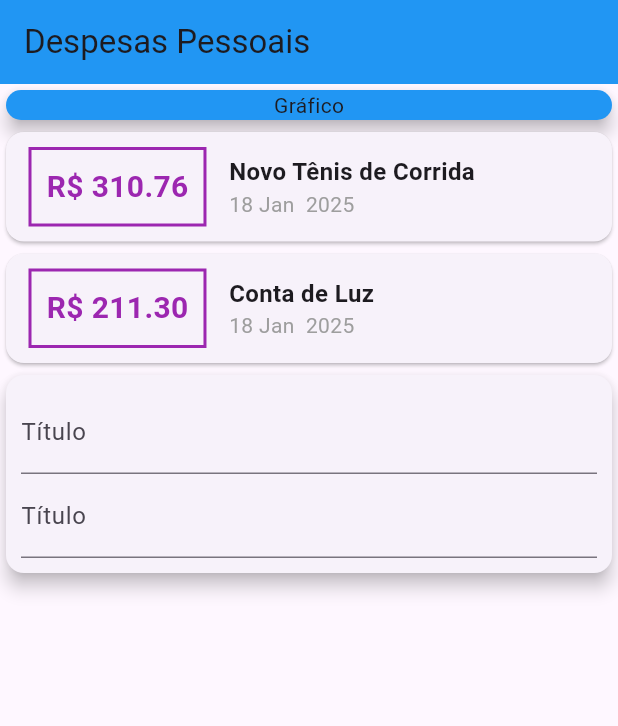
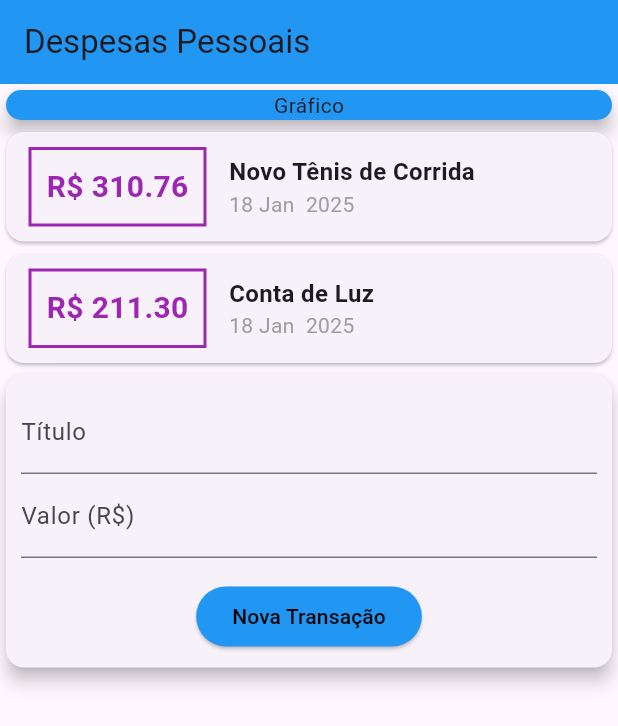
Before and after one commit to aguustinn/Aplicativo-de-Despesas, a Flutter app: the screen it shows after launch, on a phone screen of 412 x 824 dp. Shown: the top 726 px of the screen. Run offline on Flutter 3.47's test engine with Material 3 defaults, Android fonts, the phone set to English and light mode, and no system bars.

Commit message:
Adionando botão para o usuário, fazer uma nova transação

```diff
--- a/lib/main.dart
+++ b/lib/main.dart
@@ -106,9 +106,27 @@ class HomePage extends StatelessWidget {
                   ),
                   TextField(
                     decoration: InputDecoration(
-                      labelText: 'Título',
+                      labelText: 'Valor (R\$)',
                     ),
                   ),
+                  Row(
+                    mainAxisAlignment: MainAxisAlignment.center,
+                    children: [
+                      Container(
+                        margin: EdgeInsets.only(top: 15),
+                        child: ElevatedButton(
+                          style: ButtonStyle(
+                              backgroundColor:
+                                  WidgetStatePropertyAll(Colors.blue)),
+                          child: Text(
+                            'Nova Transação',
+                            style: TextStyle(color: Colors.black),
+                          ),
+                          onPressed: () {},
+                        ),
+                      ),
+                    ],
+                  )
                 ],
               ),
             ),
```
